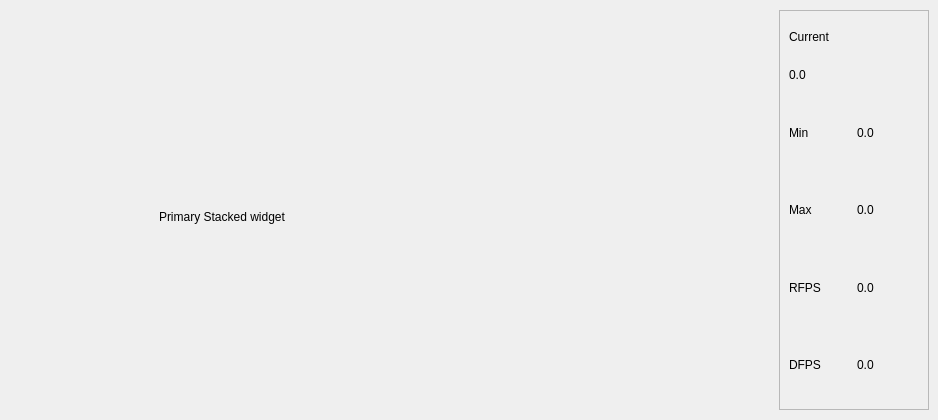
WasatchPhotonics/FastPM100, file fastpm100/assets/strip_layout.ui: the form before one commit.
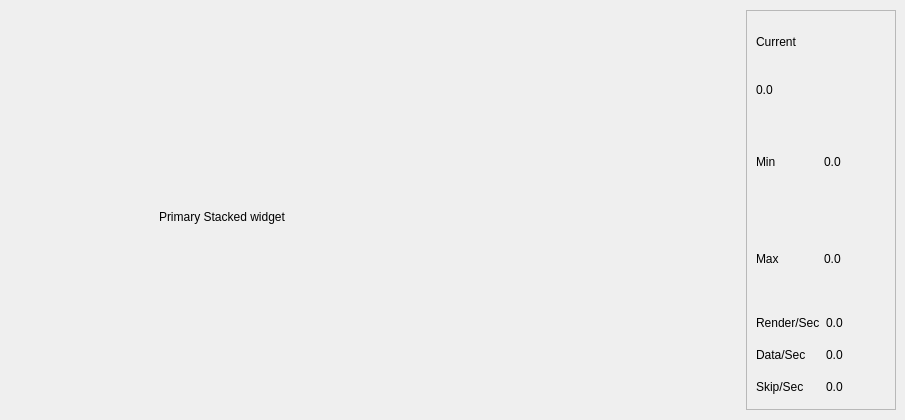
The form after the commit.

Commit message: control regulated skip interface items

```diff
--- a/fastpm100/assets/strip_layout.ui
+++ b/fastpm100/assets/strip_layout.ui
@@ -6,7 +6,7 @@
    <rect>
     <x>0</x>
     <y>0</y>
-    <width>938</width>
+    <width>905</width>
     <height>420</height>
    </rect>
   </property>
@@ -115,36 +115,54 @@
          <item>
           <layout class="QHBoxLayout" name="horizontalLayout_7">
            <item>
+            <layout class="QVBoxLayout" name="verticalLayout_2">
+             <item>
             <widget class="QLabel" name="label_6">
              <property name="text">
-              <string>RFPS</string>
+                <string>Render/Sec</string>
              </property>
             </widget>
            </item>
            <item>
-            <widget class="QLabel" name="labelRFPS">
+              <widget class="QLabel" name="label_7">
              <property name="text">
-              <string>0.0</string>
+                <string>Data/Sec</string>
              </property>
             </widget>
            </item>
-          </layout>
-         </item>
-         <item>
-          <layout class="QHBoxLayout" name="horizontalLayout_4">
            <item>
             <widget class="QLabel" name="label_3">
              <property name="text">
-              <string>DFPS</string>
+                <string>Skip/Sec</string>
              </property>
             </widget>
            </item>
+            </layout>
+           </item>
            <item>
-            <widget class="QLabel" name="labelDFPS">
+            <layout class="QVBoxLayout" name="verticalLayout">
+             <item>
+              <widget class="QLabel" name="labelRenderFPS">
              <property name="text">
               <string>0.0</string>
              </property>
             </widget>
+             </item>
+             <item>
+              <widget class="QLabel" name="labelDataFPS">
+               <property name="text">
+                <string>0.0</string>
+               </property>
+              </widget>
+             </item>
+             <item>
+              <widget class="QLabel" name="labelSkipFPS">
+               <property name="text">
+                <string>0.0</string>
+               </property>
+              </widget>
+             </item>
+            </layout>
            </item>
           </layout>
          </item>
```
Lines whose indentation alone changed are shown as unchanged. The commit also changes 5 other files.
